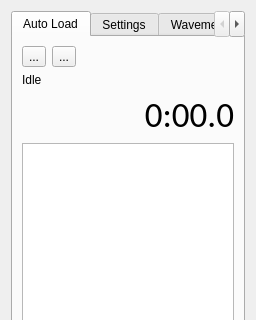
First picture: the form in ui/AutoLoad.ui, repository MonroeQuantumNetworks/IonControl, before the edit; both pictures show x 0 to 256 and y 0 to 320 of the 256 by 552 pixel window.
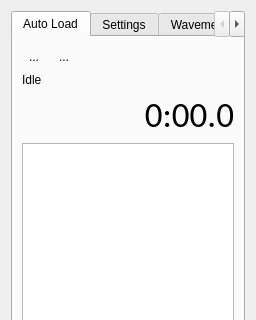
Second picture: the form after the edit. Icons and pictures are not drawn. Custom widgets are drawn as their Qt base class.

Commit message: add autoLoad context menu to indicate ion trapped and last ion still trapped

Diff of the .ui file:
```diff
--- a/ui/AutoLoad.ui
+++ b/ui/AutoLoad.ui
@@ -35,6 +35,9 @@
             <iconset resource="Experiment.qrc">
              <normaloff>:/openicon/icons/media-playback-start-7.png</normaloff>:/openicon/icons/media-playback-start-7.png</iconset>
            </property>
+           <property name="autoRaise">
+            <bool>true</bool>
+           </property>
           </widget>
          </item>
          <item>
@@ -46,6 +49,9 @@
             <iconset resource="Experiment.qrc">
              <normaloff>:/openicon/icons/media-playback-stop-7.png</normaloff>:/openicon/icons/media-playback-stop-7.png</iconset>
            </property>
+           <property name="autoRaise">
+            <bool>true</bool>
+           </property>
           </widget>
          </item>
          <item>
```
Left out of the diff: 6 changed lines with no effect on the pictures. The commit also changes 1 other file.
